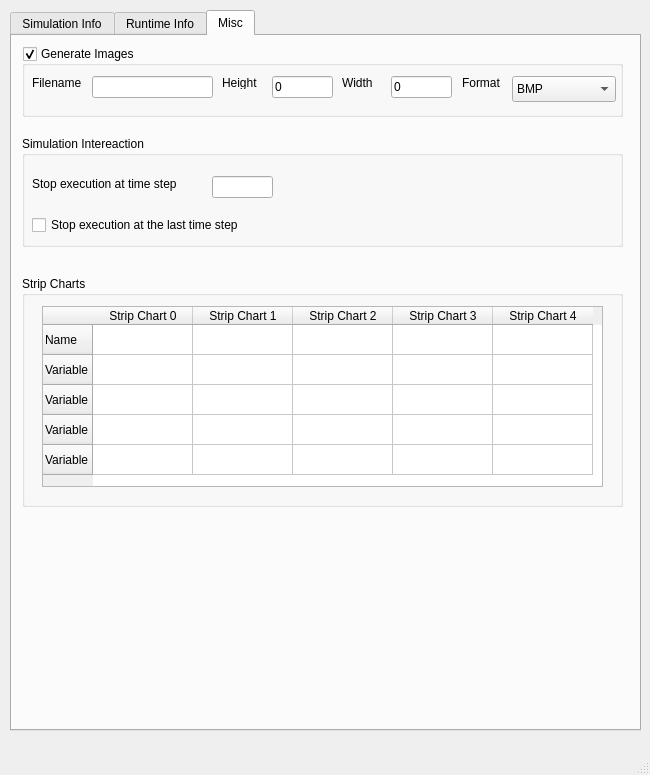
Old version of the form src/VisIt/libsim/uintah.ui in the repository Uintah/Uintah.
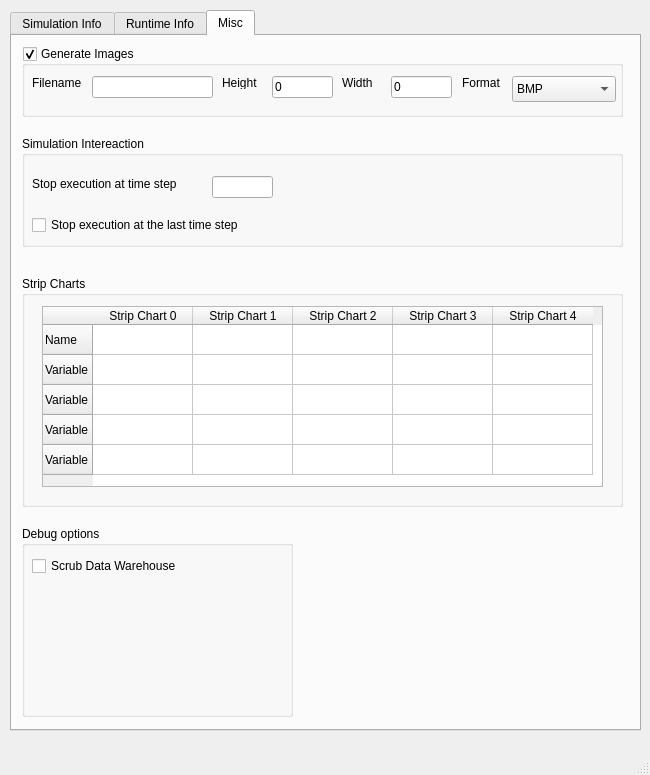
New version of the form. The open tabs and pages were chosen to show the change.

Commit message: added scrub option and tab cleanup

Diff of the .ui file:
```diff
--- a/src/VisIt/libsim/uintah.ui
+++ b/src/VisIt/libsim/uintah.ui
@@ -840,6 +840,32 @@
        </column>
       </widget>
      </widget>
+     <widget class="QGroupBox" name="DebugGroupBox">
+      <property name="geometry">
+       <rect>
+        <x>10</x>
+        <y>490</y>
+        <width>271</width>
+        <height>191</height>
+       </rect>
+      </property>
+      <property name="title">
+       <string>Debug options</string>
+      </property>
+      <widget class="QCheckBox" name="ScrubDataWarehouse">
+       <property name="geometry">
+        <rect>
+         <x>10</x>
+         <y>30</y>
+         <width>171</width>
+         <height>20</height>
+        </rect>
+       </property>
+       <property name="text">
+        <string>Scrub Data Warehouse</string>
+       </property>
+      </widget>
+     </widget>
     </widget>
    </widget>
   </widget>
```
The commit also changes 7 other files.
